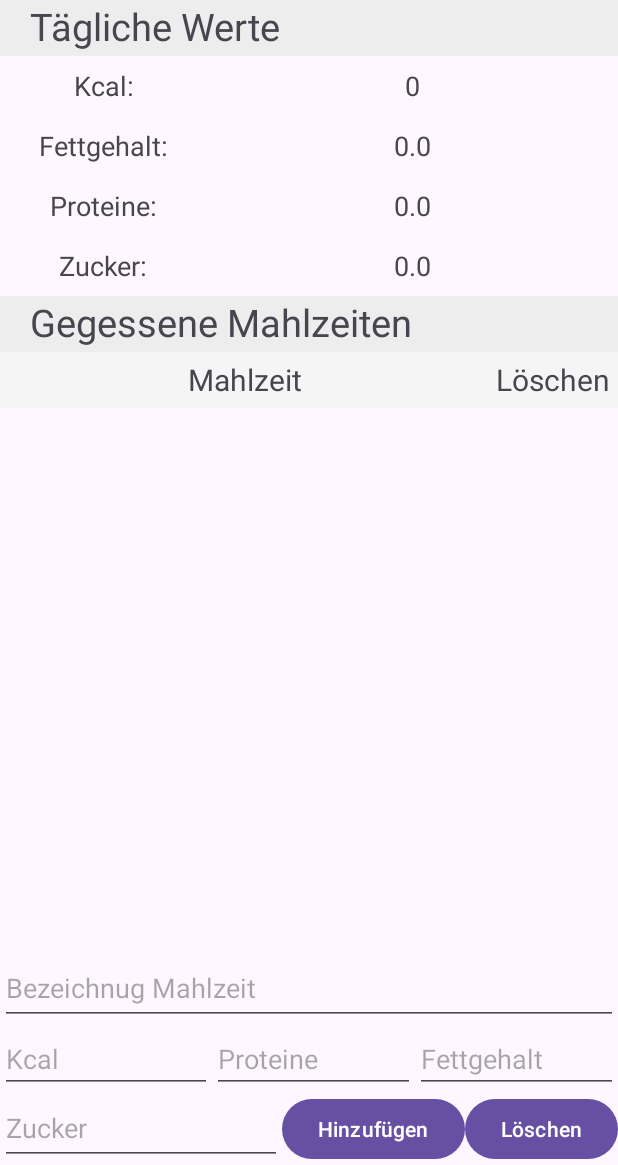
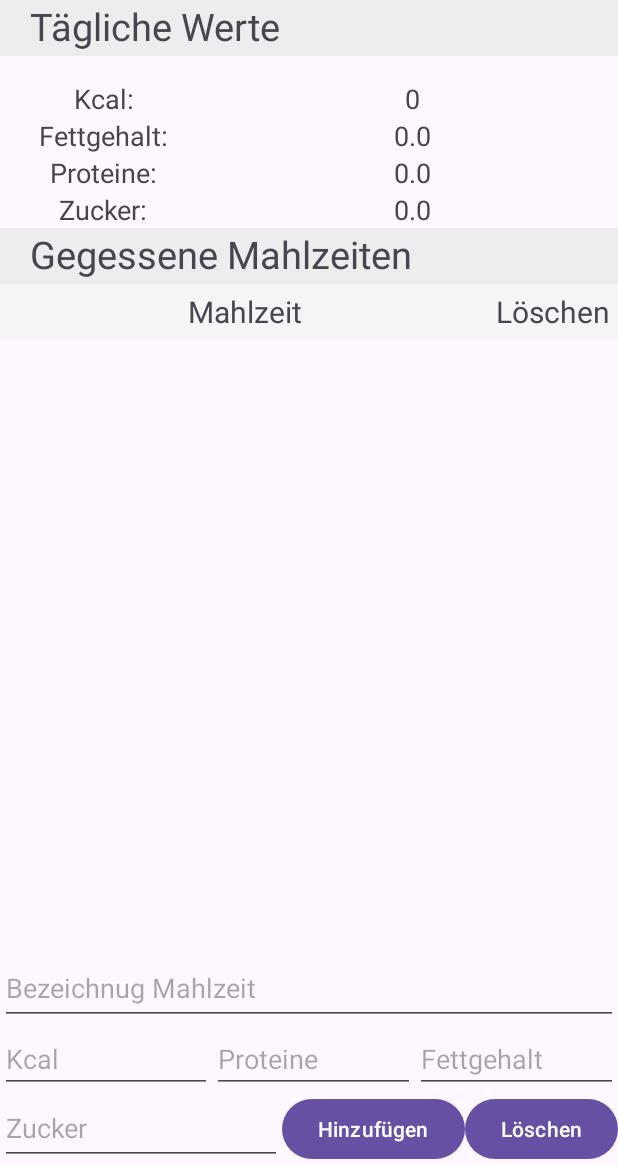
Before and after one commit to sargoschh/FSE_Landerer_AppDevelopment, an Android app: the screen it shows after launch (MainActivity), on a phone screen of 412 x 824 dp, the part 71-1236 px from its top. Run offline under Robolectric (Android 15) with nearby library versions, the phone set to English and light mode, and no system bars.

Commit message:
Fehler nicht gefunden

```diff
--- a/Kalorienzaehler/app/src/main/java/at/itkolleg/kalorienzaehler/MainActivity.kt
+++ b/Kalorienzaehler/app/src/main/java/at/itkolleg/kalorienzaehler/MainActivity.kt
@@ -3,10 +3,11 @@ package at.itkolleg.kalorienzaehler
 import androidx.appcompat.app.AppCompatActivity
 import android.os.Bundle
 import android.util.Log
+import android.widget.LinearLayout
 import android.widget.TableLayout
-import android.widget.TableRow
-import android.widget.TextView
 import androidx.recyclerview.widget.LinearLayoutManager
+import at.itkolleg.kalorienzaehler.Daily
+import at.itkolleg.kalorienzaehler.Meal
 import at.itkolleg.kalorienzaehler.R
 import at.itkolleg.kalorienzaehler.databinding.ActivityMainBinding
 
@@ -18,6 +19,7 @@ class MainActivity : AppCompatActivity() {
     private lateinit var daily: Daily
     private lateinit var tblDailys: TableLayout
 
+
     override fun onCreate(savedInstanceState: Bundle?) {
         super.onCreate(savedInstanceState)
 
@@ -25,16 +27,14 @@ class MainActivity : AppCompatActivity() {
         setContentView(binding.root)
 
         daily = Daily()
-        tblDailys = findViewById(R.id.tblDailys)
+        tblDailys = binding.includedTableLayout.tblDailys
 
-        mealsList = mutableListOf() // Leere Liste erstellen
+        mealsList = mutableListOf()
 
         mealAdapter = MealAdapter(mealsList, daily, tblDailys)
 
         binding.rvTodoItems.layoutManager = LinearLayoutManager(this)
         binding.rvTodoItems.adapter = mealAdapter
-
-        Log.d("Application", "Application running successful")
 
         binding.btnAdd.setOnClickListener {
             val mealTitle = binding.etMeal.text.toString()
@@ -43,14 +43,10 @@ class MainActivity : AppCompatActivity() {
             val mealPro = binding.etProtein.text.toString().toDoubleOrNull()
             val mealSug = binding.etSugar.text.toString().toDoubleOrNull()
 
-            Log.d("Button clicked", "Button click successful")
-
             if(mealTitle.isNotEmpty() && mealKcal != null && mealFat != null && mealPro != null && mealSug != null) {
                 val meal = Meal(mealTitle, mealKcal, mealFat, mealPro, mealSug)
-                Log.d("MainActivity", "Meal added: $meal")
 
                 mealAdapter.addMeal(meal)
-                mealAdapter.notifyDataSetChanged()
 
                 binding.etMeal.text.clear()
                 binding.etKcal.text.clear()
--- a/Kalorienzaehler/app/src/main/res/layout/activity_main.xml
+++ b/Kalorienzaehler/app/src/main/res/layout/activity_main.xml
@@ -18,169 +18,67 @@
         app:layout_constraintTop_toTopOf="parent" />
 
     <!-- Ein EditText zum Eingeben des Todo-Titels -->
+
     <TextView
         android:id="@+id/tvDaily"
         android:layout_width="match_parent"
         android:layout_height="37dp"
-        android:text="@string/tvDaily"
         android:background="@color/tvFields"
         android:paddingLeft="20dp"
+        android:text="@string/tvDaily"
         android:textSize="25sp"
         app:layout_constraintTop_toBottomOf="@+id/tvTitle"
-        tools:layout_editor_absoluteX="37dp" />
+        app:layout_constraintStart_toStartOf="parent" />
 
-    <TextView
-        android:id="@+id/tvMeals"
-        android:layout_width="match_parent"
-        android:layout_height="37dp"
-        android:textSize="25sp"
-        android:text="@string/tvMeals"
-        android:paddingLeft="20dp"
-        android:background="@color/tvFields"
-        app:layout_constraintTop_toBottomOf="@+id/tblDailys" />
 
     <TextView
         android:id="@+id/tvMeal"
         android:layout_width="0dp"
         android:layout_height="37dp"
         android:background="@color/tvFields1"
+        android:gravity="center"
         android:text="@string/tvMeal"
         android:textSize="20sp"
-        android:gravity="center"
         app:layout_constraintEnd_toStartOf="@+id/tvDelete"
-        app:layout_constraintStart_toStartOf="parent"
-        app:layout_constraintTop_toBottomOf="@+id/tvMeals" />
+        app:layout_constraintTop_toBottomOf="@+id/tvMeals"
+        app:layout_constraintStart_toStartOf="parent" />
 
     <TextView
         android:id="@+id/tvDelete"
         android:layout_width="wrap_content"
         android:layout_height="37dp"
         android:background="@color/tvFields1"
+        android:gravity="center"
+        android:paddingStart="5dp"
+        android:paddingEnd="5dp"
         android:text="@string/tvDelete"
-        android:gravity="center"
-        android:paddingEnd="5dp"
-        android:paddingStart="5dp"
         android:textSize="20sp"
         app:layout_constraintEnd_toEndOf="parent"
         app:layout_constraintTop_toBottomOf="@+id/tvMeals" />
 
+    <include
+        android:id="@+id/includedTableLayout"
+        layout="@layout/item_tables"
+        app:layout_constraintTop_toBottomOf="@+id/tvDaily" />
 
-    <TableLayout
-        android:id="@+id/tblDailys"
+    <TextView
+        android:id="@+id/tvMeals"
         android:layout_width="match_parent"
-        android:layout_height="160dp"
-        app:layout_constraintTop_toBottomOf="@id/tvDaily">
-
-        <TableRow
-            android:layout_width="fill_parent"
-            android:layout_height="fill_parent">
-
-            <TextView
-                android:text="@string/tvKcal1"
-                android:layout_width="0dp"
-                android:layout_height="40dp"
-                android:textSize="18sp"
-                android:gravity="center"
-                android:layout_column="1"
-                android:layout_weight="1" />
-
-            <TextView
-                android:id="@+id/tvTblKcal"
-                android:layout_width="0dp"
-                android:layout_height="40dp"
-                android:text="0"
-                android:gravity="center"
-                android:textSize="18sp"
-                android:layout_column="1"
-                android:layout_weight="2" />
-
-        </TableRow>
-
-        <TableRow
-            android:layout_width="fill_parent"
-            android:layout_height="fill_parent">
-
-            <TextView
-                android:text="@string/tvFat"
-                android:layout_width="0dp"
-                android:layout_height="40dp"
-                android:textSize="18sp"
-                android:gravity="center"
-                android:layout_column="1"
-                android:layout_weight="1" />
-
-            <TextView
-                android:id="@+id/tvTblFat"
-                android:layout_width="0dp"
-                android:layout_height="40dp"
-                android:text="0.0"
-                android:textSize="18sp"
-                android:gravity="center"
-                android:layout_column="1"
-                android:layout_weight="2" />
-
-        </TableRow>
-
-        <TableRow
-            android:layout_width="fill_parent"
-            android:layout_height="fill_parent">
-
-            <TextView
-                android:text="@string/tvProtein"
-                android:layout_width="0dp"
-                android:layout_height="40dp"
-                android:textSize="18sp"
-                android:gravity="center"
-                android:layout_column="1"
-                android:layout_weight="1" />
-
-            <TextView
-                android:id="@+id/tvTblPro"
-                android:layout_width="0dp"
-                android:layout_height="40dp"
-                android:text="0.0"
-                android:textSize="18sp"
-                android:gravity="center"
-                android:layout_column="1"
-                android:layout_weight="2" />
-
-        </TableRow>
-
-        <TableRow
-            android:layout_width="fill_parent"
-            android:layout_height="fill_parent">
-
-            <TextView
-                android:text="@string/tvSugar"
-                android:layout_width="0dp"
-                android:layout_height="40dp"
-                android:textSize="18sp"
-                android:gravity="center"
-                android:layout_column="1"
-                android:layout_weight="1" />
-
-            <TextView
-                android:id="@+id/tvTblSug"
-                android:layout_width="0dp"
-                android:layout_height="40dp"
-                android:text="0.0"
-                android:textSize="18sp"
-                android:gravity="center"
-                android:layout_column="1"
-                android:layout_weight="2" />
-
-        </TableRow>
-
-    </TableLayout>
-
+        android:layout_height="37dp"
+        android:background="@color/tvFields"
+        android:paddingLeft="20dp"
+        android:text="@string/tvMeals"
+        android:textSize="25sp"
+        app:layout_constraintTop_toBottomOf="@+id/includedTableLayout"
+        app:layout_constraintStart_toStartOf="parent" />
 
     <androidx.recyclerview.widget.RecyclerView
         android:id="@+id/rvTodoItems"
         android:layout_width="match_parent"
         android:layout_height="0dp"
-        app:layout_constraintBottom_toTopOf="@+id/etMeal"
         app:layout_constraintStart_toStartOf="parent"
-        app:layout_constraintTop_toBottomOf="@+id/tvMeal" />
+        app:layout_constraintTop_toBottomOf="@+id/tvMeal"
+        app:layout_constraintBottom_toTopOf="@+id/etMeal" />
 
     <EditText
         android:id="@+id/etMeal"
@@ -199,7 +97,6 @@
         app:layout_constraintBottom_toBottomOf="parent"
         app:layout_constraintEnd_toStartOf="@+id/btnAdd"
         app:layout_constraintStart_toStartOf="parent" />
-
 
     <EditText
         android:id="@+id/etProtein"
@@ -244,5 +141,4 @@
         app:layout_constraintBottom_toBottomOf="parent"
         app:layout_constraintEnd_toEndOf="parent" />
 
-
 </androidx.constraintlayout.widget.ConstraintLayout>
--- a/Kalorienzaehler/app/src/main/res/layout/item_tables.xml
+++ b/Kalorienzaehler/app/src/main/res/layout/item_tables.xml
@@ -1,27 +1,21 @@
 <?xml version="1.0" encoding="utf-8"?>
-<androidx.constraintlayout.widget.ConstraintLayout xmlns:android="http://schemas.android.com/apk/res/android"
+<TableLayout xmlns:android="http://schemas.android.com/apk/res/android"
     xmlns:app="http://schemas.android.com/apk/res-auto"
-    android:layout_width="match_parent"
-    android:layout_height="match_parent"
-    android:paddingStart="8dp"
-    android:paddingEnd="8dp">
-
-    <TableLayout
     android:id="@+id/tblDailys"
     android:layout_width="match_parent"
-        android:layout_height="160dp"
-        app:layout_constraintEnd_toEndOf="parent"
+    android:layout_height="wrap_content"
+    android:layout_marginTop="16dp"
+    app:layout_constraintTop_toBottomOf="@id/tvDaily"
     app:layout_constraintStart_toStartOf="parent"
-        app:layout_constraintTop_toTopOf="parent">
+    app:layout_constraintEnd_toEndOf="parent">
 
     <TableRow
-            android:layout_width="fill_parent"
-            android:layout_height="fill_parent">
+        android:layout_width="match_parent"
+        android:layout_height="wrap_content">
 
         <TextView
             android:layout_width="0dp"
-                android:layout_height="40dp"
-                android:layout_column="1"
+            android:layout_height="wrap_content"
             android:layout_weight="1"
             android:gravity="center"
             android:text="@string/tvKcal1"
@@ -30,8 +24,7 @@
         <TextView
             android:id="@+id/tvTblKcal"
             android:layout_width="0dp"
-                android:layout_height="40dp"
-                android:layout_column="1"
+            android:layout_height="wrap_content"
             android:layout_weight="2"
             android:gravity="center"
             android:text="0"
@@ -40,13 +33,12 @@
     </TableRow>
 
     <TableRow
-            android:layout_width="fill_parent"
-            android:layout_height="fill_parent">
+        android:layout_width="match_parent"
+        android:layout_height="wrap_content">
 
         <TextView
             android:layout_width="0dp"
-                android:layout_height="40dp"
-                android:layout_column="1"
+            android:layout_height="wrap_content"
             android:layout_weight="1"
             android:gravity="center"
             android:text="@string/tvFat"
@@ -55,8 +47,7 @@
         <TextView
             android:id="@+id/tvTblFat"
             android:layout_width="0dp"
-                android:layout_height="40dp"
-                android:layout_column="1"
+            android:layout_height="wrap_content"
             android:layout_weight="2"
             android:gravity="center"
             android:text="0.0"
@@ -65,13 +56,12 @@
     </TableRow>
 
     <TableRow
-            android:layout_width="fill_parent"
-            android:layout_height="fill_parent">
+        android:layout_width="match_parent"
+        android:layout_height="wrap_content">
 
         <TextView
             android:layout_width="0dp"
-                android:layout_height="40dp"
-                android:layout_column="1"
+            android:layout_height="wrap_content"
             android:layout_weight="1"
             android:gravity="center"
             android:text="@string/tvProtein"
@@ -80,8 +70,7 @@
         <TextView
             android:id="@+id/tvTblPro"
             android:layout_width="0dp"
-                android:layout_height="40dp"
-                android:layout_column="1"
+            android:layout_height="wrap_content"
             android:layout_weight="2"
             android:gravity="center"
             android:text="0.0"
@@ -90,13 +79,12 @@
     </TableRow>
 
     <TableRow
-            android:layout_width="fill_parent"
-            android:layout_height="fill_parent">
+        android:layout_width="match_parent"
+        android:layout_height="wrap_content">
 
         <TextView
             android:layout_width="0dp"
-                android:layout_height="40dp"
-                android:layout_column="1"
+            android:layout_height="wrap_content"
             android:layout_weight="1"
             android:gravity="center"
             android:text="@string/tvSugar"
@@ -105,8 +93,7 @@
         <TextView
             android:id="@+id/tvTblSug"
             android:layout_width="0dp"
-                android:layout_height="40dp"
-                android:layout_column="1"
+            android:layout_height="wrap_content"
             android:layout_weight="2"
             android:gravity="center"
             android:text="0.0"
@@ -115,5 +102,3 @@
     </TableRow>
 
 </TableLayout>
-
-</androidx.constraintlayout.widget.ConstraintLayout>
```
Also changed, not shown: Kalorienzaehler/app/src/main/java/at/itkolleg/kalorienzaehler/MealAdapter.kt (+40 -35 lines). Lines whose indentation alone changed are shown as unchanged.
